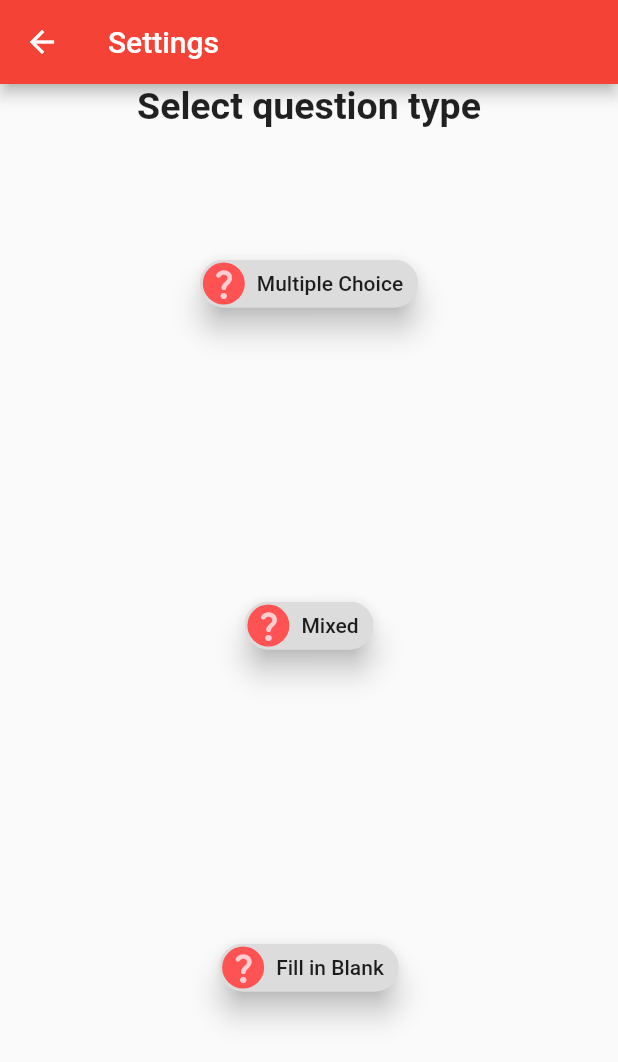
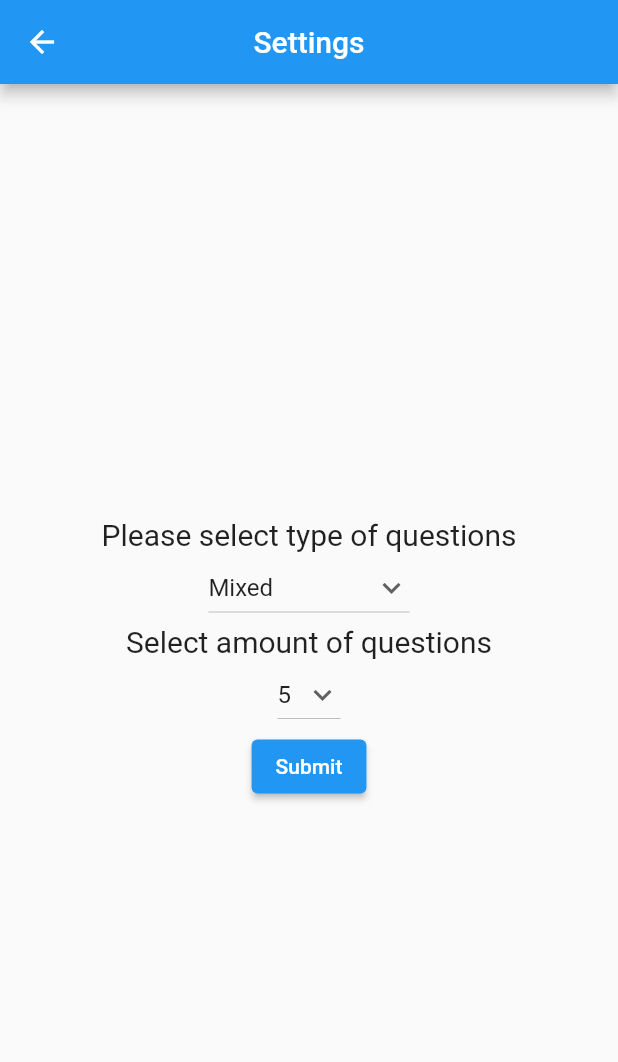
Before and after one commit to jerabelo/animation, a Flutter app: the SecondRoute screen opened directly, on a phone screen of 412 x 824 dp. Shown: the top 1062 px of the screen. Run offline on Flutter 3.47's test engine with Material 2 defaults, Android fonts, the phone set to English and light mode, and no system bars; our stand-ins replace shared_preferences; missing offline and left inert: dart:ffi; accounts and stored records are empty.

Commit message:
changes to dropdown form

```diff
--- a/lib/main.dart
+++ b/lib/main.dart
@@ -28,7 +28,7 @@ class MyApp extends StatelessWidget {
       debugShowCheckedModeBanner: false,
       title: 'Flutter Demo',
       theme: ThemeData(
-        primarySwatch: Colors.red,
+        primarySwatch: Colors.blue,
       ),
       home: const MyHomePage(
         title: 'Interactive Quiz App',
--- a/lib/user_settings.dart
+++ b/lib/user_settings.dart
@@ -3,86 +3,95 @@ import 'package:flutter/services.dart';
 import 'main.dart';
 
 void main() {
-  runApp(const MaterialApp(
+  runApp(MaterialApp(
     title: 'Navigation Basics',
-    home: const SecondRoute(),
+    home: SecondRoute(),
   ));
 }
 
-class SecondRoute extends StatelessWidget {
-  const SecondRoute({super.key});
+class SecondRoute extends StatefulWidget {
+  SecondRoute({Key? key}) : super(key: key);
+
+  @override
+  _SecondRoute createState() => _SecondRoute();
+}
+
+class _SecondRoute extends State<SecondRoute> {
+  // Default values for list when displayed
+  String defaultChoice = 'Mixed';
+  String defaultNum = '5';
+
+  var items = ['Mixed', 'Multiple Choice', 'Fill in Blank'];
+  var amountOfQuestions = [
+    '1',
+    '2',
+    '3',
+    '4',
+    '5',
+    '6',
+    '7',
+    '8',
+    '9',
+    '10',
+  ];
 
   @override
   Widget build(BuildContext context) {
     return Scaffold(
       appBar: AppBar(
+        centerTitle: true,
         title: const Text('Settings'),
       ),
       body: Center(
-        child: Column(
-          children: <Widget>[
-            Container(
-              child: Text(
-                'Select question type',
-                // ignore: prefer_const_constructors
-                style: TextStyle(
-                  fontSize: 25,
-                  fontWeight: FontWeight.bold,
-                ),
-              ),
-            ),
-            SizedBox(
-              width: 500,
-              child: Container(
+        child: Padding(
+          padding: const EdgeInsets.all(20.0),
           child: Column(
             mainAxisAlignment: MainAxisAlignment.center,
             children: [
-                    Padding(
-                      padding: const EdgeInsets.all(80.0),
-                      child: ActionChip(
-                        elevation: 8.0,
-                        padding: EdgeInsets.all(2.0),
-                        avatar: const CircleAvatar(
-                          backgroundColor: Colors.redAccent,
-                          child: Icon(Icons.question_mark_rounded),
+              Text(
+                'Please select type of questions',
+                style: TextStyle(fontSize: 20),
               ),
-                        label: Text('Multiple Choice'),
+              DropdownButton(
+                  value: defaultChoice,
+                  icon: const Icon(Icons.keyboard_arrow_down),
+                  items: items.map((String items) {
+                    return DropdownMenuItem(
+                      value: items,
+                      child: Text(items),
+                    );
+                  }).toList(),
+                  onChanged: (String? newValue) {
+                    setState(() {
+                      defaultChoice = newValue!;
+                    });
+                  }),
+              Text(
+                'Select amount of questions',
+                style: TextStyle(fontSize: 20),
+              ),
+              DropdownButton(
+                  value: defaultNum,
+                  icon: const Icon(Icons.keyboard_arrow_down),
+                  items: amountOfQuestions.map((String items) {
+                    return DropdownMenuItem(
+                      value: items,
+                      child: Text(items),
+                    );
+                  }).toList(),
+                  onChanged: (String? newTotal) {
+                    setState(() {
+                      defaultNum = newTotal!;
+                    });
+                  }),
+              ElevatedButton(
                 onPressed: () {},
-                      ),
-                    ),
-                    Padding(
-                      padding: const EdgeInsets.all(100.0),
-                      child: ActionChip(
-                        elevation: 8.0,
-                        padding: EdgeInsets.all(2.0),
-                        avatar: const CircleAvatar(
-                          backgroundColor: Colors.redAccent,
-                          child: Icon(Icons.question_mark_rounded),
-                        ),
-                        label: Text('Mixed'),
-                        onPressed: () {},
-                      ),
-                    ),
-                    Padding(
-                      padding: const EdgeInsets.all(80.0),
-                      child: ActionChip(
-                        elevation: 8.0,
-                        padding: EdgeInsets.all(2.0),
-                        avatar: const CircleAvatar(
-                          backgroundColor: Colors.redAccent,
-                          child: Icon(Icons.question_mark_rounded),
-                        ),
-                        label: const Text('Fill in Blank'),
-                        onPressed: () {},
-                      ),
+                child: Text('Submit'),
               ),
             ],
           ),
         ),
       ),
-          ],
-        ),
-      ),
     );
   }
 }
```
Lines whose indentation alone changed are shown as unchanged.
